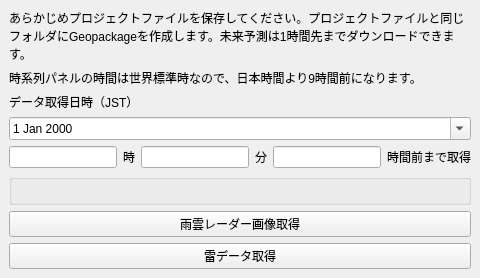
koukita/JPRaincloudradarDownloader, file plugins/JPRaincloudradarDownloader/JPRaincloudradarDownloader_dialog_base.ui: the form before one commit.
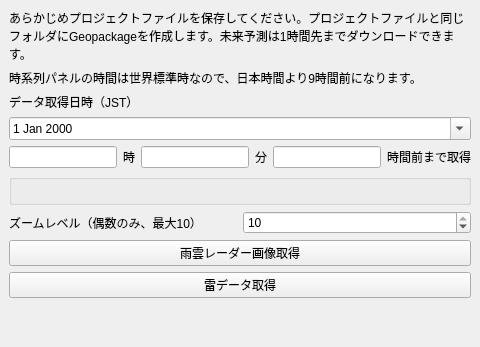
The form after the commit. Custom widgets are drawn as their Qt base class.

What changed in the file:
```diff
--- a/plugins/JPRaincloudradarDownloader/JPRaincloudradarDownloader_dialog_base.ui
+++ b/plugins/JPRaincloudradarDownloader/JPRaincloudradarDownloader_dialog_base.ui
@@ -53,6 +53,34 @@
      <widget class="QgsExtentGroupBox" name="extentWidget"/>
     </item>
 
+   <item>
+     <layout class="QHBoxLayout" name="zoomLayout">
+      <item>
+       <widget class="QLabel" name="label_zoom">
+        <property name="text">
+         <string>ズームレベル（偶数のみ、最大10）</string>
+        </property>
+       </widget>
+      </item>
+      <item>
+       <widget class="QSpinBox" name="spinBox_zoom">
+        <property name="minimum">
+         <number>2</number>
+        </property>
+        <property name="maximum">
+         <number>10</number>
+        </property>
+        <property name="singleStep">
+         <number>2</number>
+        </property>
+        <property name="value">
+         <number>10</number>
+        </property>
+       </widget>
+      </item>
+     </layout>
+    </item>   
+
       <item>
          <widget class="QPushButton" name="button_download">
          <property name="text"><string>雨雲レーダー画像取得</string></property>
@@ -64,6 +92,19 @@
       </widget>
       </item>
 
+         <item>
+         <spacer name="verticalSpacer">
+            <property name="orientation">
+            <enum>Qt::Vertical</enum>
+            </property>
+            <property name="sizeHint" stdset="0">
+            <size>
+            <width>20</width>
+            <height>40</height>
+            </size>
+            </property>
+         </spacer>
+         </item>
    </layout>
   </widget>
  </widget>
```
Lines whose indentation alone changed are shown as unchanged.
